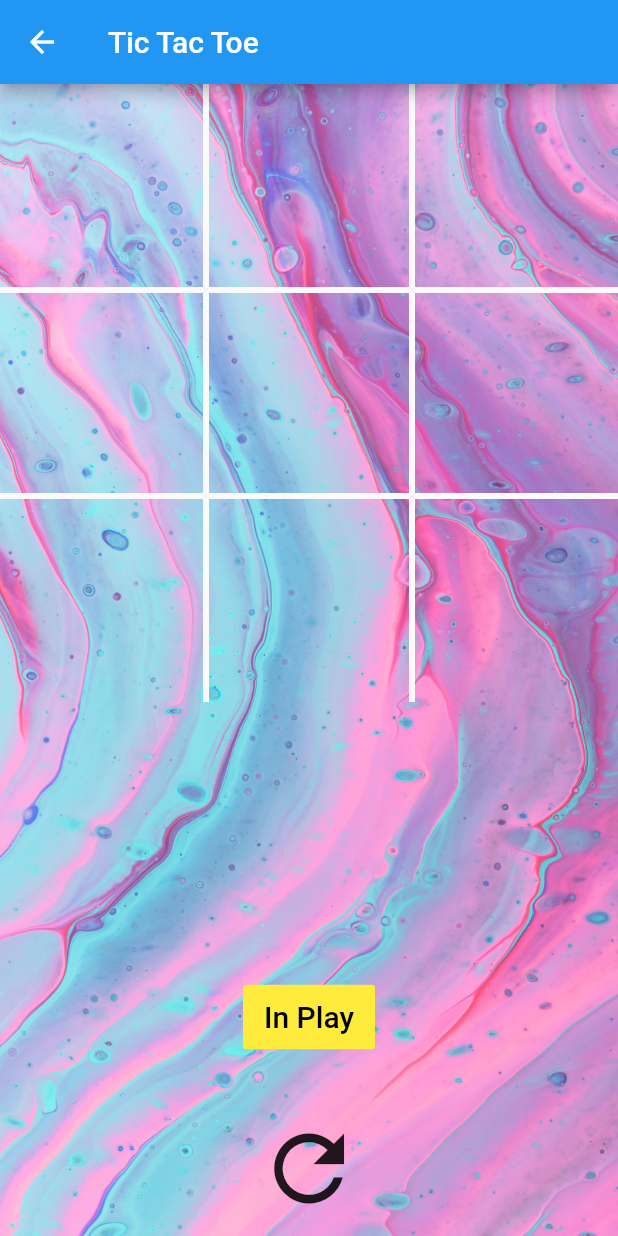
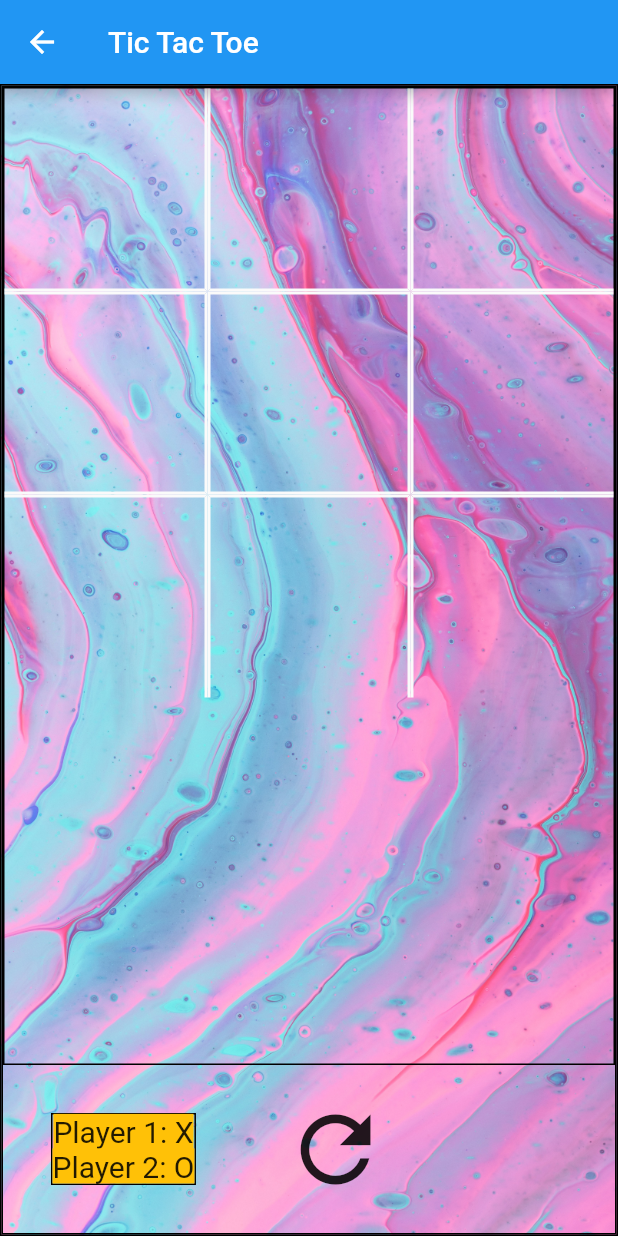
Before and after one commit to Aaron0608/flutter_mini_games, a Flutter app: the screen it shows after launch, after a tap on "Tic Tac Toe", on a phone screen of 412 x 824 dp. Run offline on Flutter 3.47's test engine with Material 2 defaults, Android fonts, the light colour scheme and no system bars.

Commit message:
WIP, understanding layout on tic tac toe page

```diff
--- /dev/null
+++ b/lib/globals.dart
@@ -0,0 +1,9 @@
+library gamehub.globals;
+
+import 'package:flutter/cupertino.dart';
+
+bool showWidgetBorders = true;
+
+BoxDecoration widgetBorder() {
+  return BoxDecoration(border: Border.all());
+}
--- a/lib/main.dart
+++ b/lib/main.dart
@@ -1,8 +1,7 @@
 import 'dart:convert';
 import 'package:flutter/material.dart';
-import 'package:tic_tac_toe/tic_tac_toe/tic_tac_toe.dart';
+import 'package:tic_tac_toe/tic_tac_toe/TicTacToe.dart';
 import 'snake/snake.dart';
-
 
 void main() {
   runApp(MyApp());
@@ -47,7 +46,7 @@ class HomePage extends StatelessWidget {
             color: Colors.white,
             onPressed: () {
               Navigator.of(context)
-                  .push(MaterialPageRoute(builder: (context) => GamePage()));
+                  .push(MaterialPageRoute(builder: (context) => TicTacToe()));
             },
             child: Text(
               "Tic Tac Toe",
--- /dev/null
+++ b/lib/tic_tac_toe/Cell.dart
@@ -0,0 +1,81 @@
+import 'package:flutter/cupertino.dart';
+import 'package:flutter/material.dart';
+
+class Cell extends StatelessWidget {
+  final int idx;
+  final Function(int idx) onTap;
+  final String playerSymbol;
+
+  Cell({this.idx, this.onTap, this.playerSymbol});
+
+  void _handleTap() {
+    onTap(idx);
+  }
+
+  final BorderSide _borderSide =
+      BorderSide(color: Colors.grey[50], width: 2.0, style: BorderStyle.solid);
+
+  Border _determineBorder() {
+    Border determineBorder = Border.all();
+
+    switch (idx) {
+      case 0:
+        determineBorder = Border(bottom: _borderSide, right: _borderSide);
+        break;
+      case 1:
+        determineBorder =
+            Border(left: _borderSide, bottom: _borderSide, right: _borderSide);
+        break;
+      case 2:
+        determineBorder = Border(bottom: _borderSide, left: _borderSide);
+        break;
+      case 3:
+        determineBorder =
+            Border(bottom: _borderSide, right: _borderSide, top: _borderSide);
+        break;
+      case 4:
+        determineBorder = Border(
+            bottom: _borderSide,
+            left: _borderSide,
+            top: _borderSide,
+            right: _borderSide);
+        break;
+      case 5:
+        determineBorder =
+            Border(bottom: _borderSide, left: _borderSide, top: _borderSide);
+        break;
+      case 6:
+        determineBorder = Border(right: _borderSide, top: _borderSide);
+        break;
+      case 7:
+        determineBorder =
+            Border(right: _borderSide, top: _borderSide, left: _borderSide);
+        break;
+      case 8:
+        determineBorder = Border(top: _borderSide, left: _borderSide);
+        break;
+    }
+
+    return determineBorder;
+  }
+
+  @override
+  Widget build(BuildContext context) {
+    var color;
+    if (playerSymbol == "X")
+      color = Colors.blue;
+    else
+      color = Colors.pink;
+
+    return GestureDetector(
+      onTap: _handleTap,
+      child: Container(
+        margin: const EdgeInsets.all(0.0),
+        decoration: BoxDecoration(border: _determineBorder()),
+        child: Center(
+            child: Text(playerSymbol,
+                style: TextStyle(fontSize: 50, color: color))),
+      ),
+    );
+  }
+}
--- /dev/null
+++ b/lib/tic_tac_toe/TicTacToe.dart
@@ -0,0 +1,176 @@
+import 'package:flutter/material.dart';
+import 'package:flutter/widgets.dart';
+import 'package:tic_tac_toe/globals.dart';
+import 'package:tic_tac_toe/tic_tac_toe/Cell.dart';
+import 'package:tic_tac_toe/tic_tac_toe/winning.dart';
+
+class TicTacToe extends StatefulWidget {
+  @override
+  TicTacToeState createState() => TicTacToeState();
+}
+
+class TicTacToeState extends State<TicTacToe> {
+  List<int> board = List.generate(9, (index) => Player.EMPTY_SPACE);
+  int currentPlayer = Player.PLAYER_1;
+
+  bool gameOver = false;
+  String winner;
+
+  int onUserPlayed(List<int> board) {
+    var evaluation = Player.evaluateBoard(board);
+
+    if (evaluation == Player.PLAYER_1) {
+      setState(() {
+        gameOver = true;
+        winner = "Player 1";
+      });
+    } else if (evaluation == Player.PLAYER_2) {
+      setState(() {
+        gameOver = true;
+        winner = "Player 2";
+      });
+    } else if (evaluation == Player.DRAW) {
+      setState(() {
+        gameOver = true;
+        winner = "Draw";
+      });
+    } else {
+      // game is not over yet
+    }
+
+    return evaluation;
+  }
+
+  void _movePlayed(int idx) {
+    if (!Player.isMoveLegal(board, idx)) {
+      return;
+    }
+
+    setState(() {
+      board[idx] = currentPlayer;
+      currentPlayer = Player.flipPlayer(currentPlayer);
+    });
+  }
+
+  String getSymbolForIdx(int idx) {
+    return Player.SYMBOLS[board[idx]];
+  }
+
+  void restartGame() {
+    setState(() {
+      board = List.generate(9, (index) => Player.EMPTY_SPACE);
+      gameOver = false;
+    });
+  }
+
+  void endGame() {
+    if (gameOver) {
+      showDialog(
+          context: context,
+          builder: (BuildContext context) {
+            return AlertDialog(
+              title: Text('Game Over'),
+              content: Text(
+                'Winner $winner',
+                style: TextStyle(fontSize: 20),
+              ),
+              actions: <Widget>[
+                FlatButton(
+                  child: Text('Close'),
+                  onPressed: () {
+                    Navigator.of(context).pop();
+                  },
+                ),
+              ],
+            );
+          });
+    }
+  }
+
+  Widget PlayerInfo() {
+    return Container(
+        decoration: showWidgetBorders ? widgetBorder() : null,
+        margin: EdgeInsets.all(32.0),
+        child: Column(
+          children: [
+            Text(
+              "Player 1: X",
+              style: TextStyle(fontSize: 20, backgroundColor: Colors.amber),
+            ),
+            Text(
+              "Player 2: O",
+              style: TextStyle(fontSize: 20, backgroundColor: Colors.amber),
+            ),
+          ],
+        ));
+  }
+
+  @override
+  Widget build(BuildContext context) {
+    WidgetsBinding.instance.addPostFrameCallback((_) {
+      endGame();
+    });
+
+    var text = "In Play";
+
+    var state = onUserPlayed(board);
+
+    if (state == Player.PLAYER_1) {
+      text = "Player 1 won";
+    } else if (state == Player.PLAYER_2) {
+      text = "Player 2 won";
+    } else if (state == Player.DRAW) {
+      text = "Draw";
+    } else {
+      // game is not over yet
+    }
+
+    if (gameOver) {}
+
+    return Scaffold(
+        backgroundColor: Colors.grey[300],
+        appBar: AppBar(
+          title: Text("Tic Tac Toe"),
+        ),
+        body: Container(
+            decoration: BoxDecoration(
+                image: DecorationImage(
+              image: AssetImage("assets/images/home_page_background_5.jpg"),
+              fit: BoxFit.cover,
+            )),
+            child: Container(
+              decoration: showWidgetBorders ? widgetBorder() : null,
+              child: Container(
+                  decoration: showWidgetBorders ? widgetBorder() : null,
+                  child: Column(children: [
+                    Container(
+                        child: Expanded(
+                            child: Container(
+                              decoration: showWidgetBorders ? widgetBorder() : null,
+                                child: GridView.count(
+                                    crossAxisCount: 3,
+                                    children: List.generate(9, (idx) {
+                                      return Cell(
+                                          idx: idx,
+                                          onTap: _movePlayed,
+                                          playerSymbol: getSymbolForIdx(idx));
+                                    }))))),
+                    Row(
+                      // mainAxisAlignment: MainAxisAlignment.spaceEvenly,
+                      children: [
+                        PlayerInfo(),
+                        Container(
+                          margin: EdgeInsets.all(10.0),
+                          child: FlatButton(
+                            child: Icon(Icons.refresh, size: 70),
+                            onPressed: () {
+                              restartGame();
+                            },
+                          ),
+                        )
+                      ],
+                    ),
+                  ])),
+            )));
+  }
+}
--- a/lib/tic_tac_toe/tic_tac_toe.dart
+++ /dev/null
@@ -1,243 +0,0 @@
-import 'dart:async';
-
-import 'package:flutter/material.dart';
-import 'package:flutter/widgets.dart';
-
-import 'winning.dart';
-
-class GamePage extends StatefulWidget {
-  @override
-  GamePageState createState() => GamePageState();
-}
-
-class GamePageState extends State<GamePage> {
-  bool cross = true;
-
-  //List cellStates = ['', '', '', '', '', '', '', '', ''];
-
-  List<int> board = List.generate(9, (index) => Player.EMPTY_SPACE);
-  int currentPlayer = Player.PLAYER_1;
-
-  bool gameOver = false;
-  String winner;
-
-  int onUserPlayed(List<int> board) {
-    var evaluation = Player.evaluateBoard(board);
-
-    if (evaluation == Player.PLAYER_1) {
-      setState(() {
-        gameOver = true;
-        winner = "Player 1";
-      });
-    } else if (evaluation == Player.PLAYER_2) {
-      setState(() {
-        gameOver = true;
-        winner = "Player 2";
-      });
-    } else if (evaluation == Player.DRAW) {
-      setState(() {
-        gameOver = true;
-        winner = "Draw";
-      });
-    } else {
-      // game is not over yet
-    }
-
-    return evaluation;
-  }
-
-  void _movePlayed(int idx) {
-    if (!Player.isMoveLegal(board, idx)) {
-      return;
-    }
-
-    setState(() {
-      board[idx] = currentPlayer;
-      currentPlayer = Player.flipPlayer(currentPlayer);
-    });
-  }
-
-  String getSymbolForIdx(int idx) {
-    return Player.SYMBOLS[board[idx]];
-  }
-
-  void restartGame() {
-    setState(() {
-      board = List.generate(9, (index) => Player.EMPTY_SPACE);
-      gameOver = false;
-    });
-  }
-
-  void endGame() {
-    if (gameOver) {
-      showDialog(
-          context: context,
-          builder: (BuildContext context) {
-            return AlertDialog(
-              title: Text('Game Over'),
-              content: Text(
-                'Winner $winner',
-                style: TextStyle(fontSize: 20),
-              ),
-              actions: <Widget>[
-                FlatButton(
-                  child: Text('Close'),
-                  onPressed: () {
-                    Navigator.of(context).pop();
-                  },
-                ),
-              ],
-            );
-          });
-    }
-  }
-
-  @override
-  Widget build(BuildContext context) {
-
-    WidgetsBinding.instance.addPostFrameCallback((_) {endGame(); });
-
-    var text = "In Play";
-
-    var state = onUserPlayed(board);
-
-    if (state == Player.PLAYER_1) {
-      text = "Player 1 won";
-    } else if (state == Player.PLAYER_2) {
-      text = "Player 2 won";
-    } else if (state == Player.DRAW) {
-      text = "Draw";
-    } else {
-      // game is not over yet
-    }
-
-    if (gameOver) {}
-
-    return Scaffold(
-        backgroundColor: Colors.grey[300],
-        appBar: AppBar(
-          title: Text("Tic Tac Toe"),
-        ),
-        body: Container(
-            decoration: BoxDecoration(
-                image: DecorationImage(
-              image: AssetImage("assets/images/home_page_background_5.jpg"),
-              fit: BoxFit.cover,
-            )),
-            child: Column(children: [
-              Expanded(
-                  child: GridView.count(
-                      crossAxisCount: 3,
-                      children: List.generate(9, (idx) {
-                        return Cell(
-                            idx: idx,
-                            onTap: _movePlayed,
-                            playerSymbol: getSymbolForIdx(idx));
-                      }))),
-              Center(
-                  child: Container(
-                      margin: EdgeInsets.all(32.0),
-                      child: RaisedButton(
-                        padding: EdgeInsets.all(10.0),
-                        disabledColor: Colors.yellow,
-                        disabledTextColor: Colors.black,
-                        child: Text(
-                          text,
-                          style: TextStyle(fontSize: 20),
-                        ),
-                      ))),
-              Center(
-                  child: Container(
-                margin: EdgeInsets.all(10.0),
-                child: FlatButton(
-                  child: Icon(Icons.refresh, size: 70),
-                  onPressed: () {
-                    restartGame();
-                  },
-                ),
-              ))
-            ]
-            ),
-        )
-    );
-  }
-}
-
-class Cell extends StatelessWidget {
-  final int idx;
-  final Function(int idx) onTap;
-  final String playerSymbol;
-
-  Cell({this.idx, this.onTap, this.playerSymbol});
-
-  void _handleTap() {
-    onTap(idx);
-  }
-
-  final BorderSide _borderSide =
-      BorderSide(color: Colors.grey[50], width: 2.0, style: BorderStyle.solid);
-
-  Border _determineBorder() {
-    Border determineBorder = Border.all();
-
-    switch (idx) {
-      case 0:
-        determineBorder = Border(bottom: _borderSide, right: _borderSide);
-        break;
-      case 1:
-        determineBorder =
-            Border(left: _borderSide, bottom: _borderSide, right: _borderSide);
-        break;
-      case 2:
-        determineBorder = Border(bottom: _borderSide, left: _borderSide);
-        break;
-      case 3:
-        determineBorder =
-            Border(bottom: _borderSide, right: _borderSide, top: _borderSide);
-        break;
-      case 4:
-        determineBorder = Border(
-            bottom: _borderSide,
-            left: _borderSide,
-            top: _borderSide,
-            right: _borderSide);
-        break;
-      case 5:
-        determineBorder =
-            Border(bottom: _borderSide, left: _borderSide, top: _borderSide);
-        break;
-      case 6:
-        determineBorder = Border(right: _borderSide, top: _borderSide);
-        break;
-      case 7:
-        determineBorder =
-            Border(right: _borderSide, top: _borderSide, left: _borderSide);
-        break;
-      case 8:
-        determineBorder = Border(top: _borderSide, left: _borderSide);
-        break;
-    }
-
-    return determineBorder;
-  }
-
-  @override
-  Widget build(BuildContext context) {
-    var color;
-    if (playerSymbol == "X")
-      color = Colors.blue;
-    else
-      color = Colors.pink;
-
-    return GestureDetector(
-      onTap: _handleTap,
-      child: Container(
-        margin: const EdgeInsets.all(0.0),
-        decoration: BoxDecoration(border: _determineBorder()),
-        child: Center(
-            child: Text(playerSymbol,
-                style: TextStyle(fontSize: 50, color: color))),
-      ),
-    );
-  }
-}
--- a/lib/tic_tac_toe/winning.dart
+++ b/lib/tic_tac_toe/winning.dart
@@ -1,5 +1,3 @@
-import 'package:flutter/cupertino.dart';
-
 class Player {
   static const int PLAYER_1 = 1;
   static const int PLAYER_2 = -1;
@@ -9,7 +7,7 @@ class Player {
   static const int EMPTY_SPACE = 0;
   static const SYMBOLS = {EMPTY_SPACE: "", PLAYER_1: "X", PLAYER_2: "O"};
 
-  static const WIN_CONDITIONAS_LIST = [
+  static const WIN_CONDITIONALS_LIST = [
     [0, 1, 2],
     [3, 4, 5],
     [6, 7, 8],
@@ -38,7 +36,7 @@ class Player {
   }
 
   static int evaluateBoard(List<int> board) {
-    for (var list in WIN_CONDITIONAS_LIST) {
+    for (var list in WIN_CONDITIONALS_LIST) {
       if (board[list[0]] != EMPTY_SPACE &&
           board[list[0]] == board[list[1]] &&
           board[list[0]] == board[list[2]]) {
```
